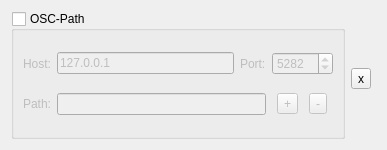
kampfschlaefer/tapstart, file tapstart_oscpath_base.ui: the form before one commit.
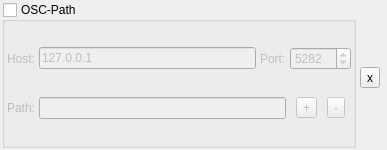
The form after the commit.

Commit message: Support sending of several arguments.

```diff
--- a/tapstart_oscpath_base.ui
+++ b/tapstart_oscpath_base.ui
@@ -14,6 +14,24 @@
    <string>Form</string>
   </property>
   <layout class="QGridLayout" >
+   <property name="leftMargin" >
+    <number>2</number>
+   </property>
+   <property name="topMargin" >
+    <number>2</number>
+   </property>
+   <property name="rightMargin" >
+    <number>2</number>
+   </property>
+   <property name="bottomMargin" >
+    <number>2</number>
+   </property>
+   <property name="horizontalSpacing" >
+    <number>4</number>
+   </property>
+   <property name="verticalSpacing" >
+    <number>4</number>
+   </property>
    <item rowspan="3" row="0" column="0" >
     <widget class="QGroupBox" name="groupBox" >
      <property name="title" >
@@ -26,6 +44,24 @@
       <bool>false</bool>
      </property>
      <layout class="QGridLayout" >
+      <property name="leftMargin" >
+       <number>2</number>
+      </property>
+      <property name="topMargin" >
+       <number>2</number>
+      </property>
+      <property name="rightMargin" >
+       <number>2</number>
+      </property>
+      <property name="bottomMargin" >
+       <number>2</number>
+      </property>
+      <property name="horizontalSpacing" >
+       <number>4</number>
+      </property>
+      <property name="verticalSpacing" >
+       <number>4</number>
+      </property>
       <item row="0" column="0" >
        <widget class="QLabel" name="label" >
         <property name="text" >
```
The commit also changes 2 other files.
